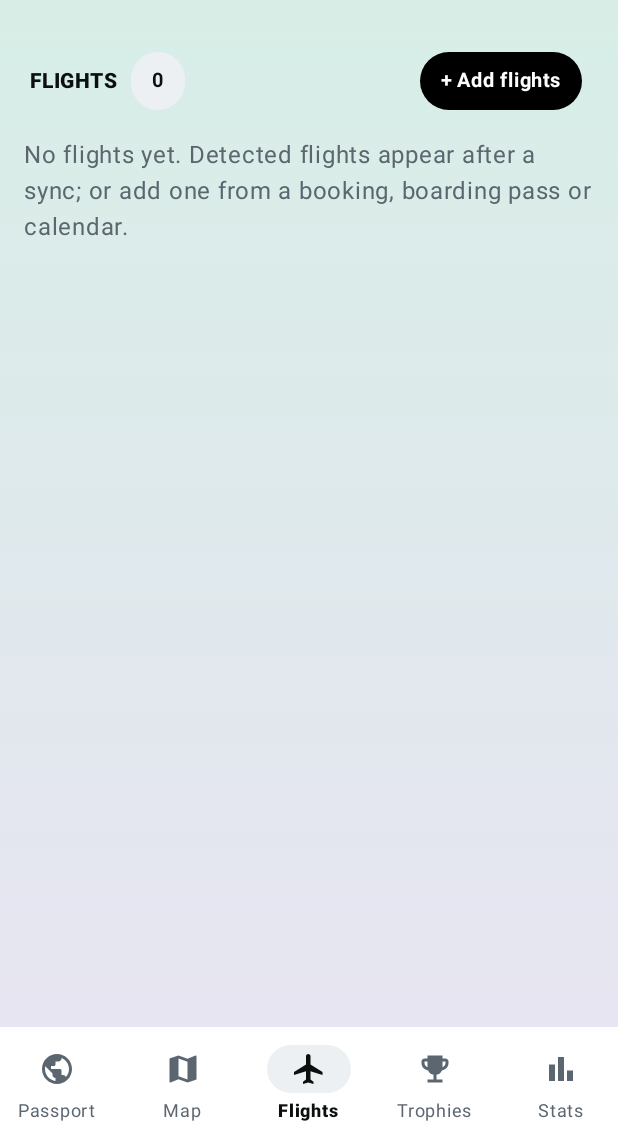
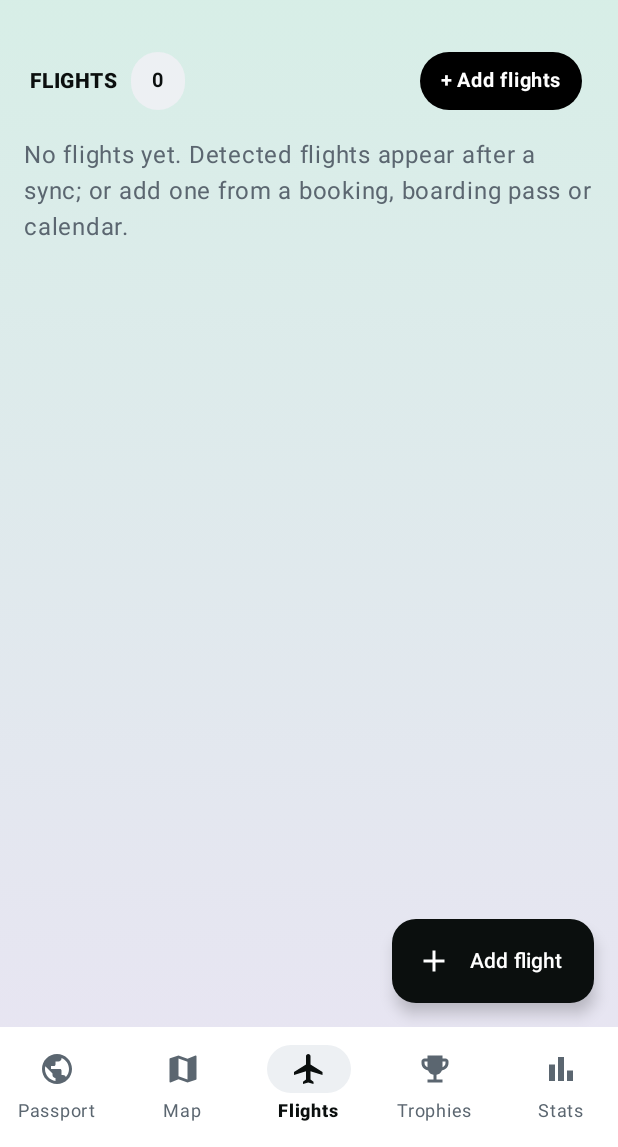
Before and after one commit to oleh11/mriya, an Android app built with Jetpack Compose: the screen it shows after launch (MainActivity), item 3 of the bottom bar chosen, on a phone screen of 412 x 824 dp, the part 89-1236 px from its top. Run offline under Robolectric (Android 15) with nearby library versions, the phone set to English and light mode, and no system bars; pictures from the network do not load; 1 statement that could not run was skipped.

Commit message:
Accept one-digit flight numbers (QF1); floating Add flight button on the Flights tab

```diff
--- a/app/src/main/java/dev/mriya/domain/imports/FlightExtractor.kt
+++ b/app/src/main/java/dev/mriya/domain/imports/FlightExtractor.kt
@@ -193,7 +193,8 @@ internal object TextFlights {
         "USD", "EUR", "GBP", "UTC", "GMT", "VIA", "NON", "REF", "PNR", "ETA", "ETD", "TBA", "FAQ", "URL", "APP", "WEB", "COM", "ORG", "NET",
     )
     private val airportTok = Regex("""\b[A-Z]{3}\b""")
-    private val designator = Regex("""\b([A-Z]{2}|[A-Z]\d|\d[A-Z])\s?(\d{2,4})\b""")
+    // One-digit numbers (QF1, BA9) count only when written tight to a two-letter airline code, so stray "AB 1" in prose is ignored.
+    private val designator = Regex("""\b([A-Z]{2}|[A-Z]\d|\d[A-Z])\s?(\d{2,4}|(?<=[A-Z]{2})\d)\b""")
     /** "8:30", "8:30 AM", "8:30pm" and "8:30 a.m." (travel portals write the dotted form). */
     private val timeRe = Regex("""\b(\d{1,2}):(\d{2})(?:\s?([AaPp])\.?[Mm]\b\.?)?""")
     private val dateRes = listOf(
--- a/app/src/main/java/dev/mriya/ui/FlightsTab.kt
+++ b/app/src/main/java/dev/mriya/ui/FlightsTab.kt
@@ -6,6 +6,7 @@ import androidx.compose.foundation.layout.Column
 import androidx.compose.foundation.layout.PaddingValues
 import androidx.compose.foundation.layout.Row
 import androidx.compose.foundation.layout.Spacer
+import androidx.compose.foundation.layout.fillMaxSize
 import androidx.compose.foundation.layout.fillMaxWidth
 import androidx.compose.foundation.layout.height
 import androidx.compose.foundation.layout.padding
@@ -19,6 +20,7 @@ import androidx.compose.foundation.shape.RoundedCornerShape
 import androidx.compose.foundation.verticalScroll
 import androidx.compose.material.icons.Icons
 import androidx.compose.material.icons.automirrored.filled.Undo
+import androidx.compose.material.icons.filled.Add
 import androidx.compose.material.icons.filled.CalendarMonth
 import androidx.compose.material.icons.filled.Close
 import androidx.compose.material.icons.filled.Edit
@@ -77,7 +79,8 @@ internal fun FlightsScreen(
         val db = airportDb
         filterFlights(all, showHidden, selectedYear, query, placeText = { code -> db?.byIata(code)?.let { "${it.city} ${it.name}" }.orEmpty() })
     }
-    LazyColumn(contentPadding = PaddingValues(16.dp), verticalArrangement = Arrangement.spacedBy(12.dp)) {
+    androidx.compose.foundation.layout.Box(Modifier.fillMaxSize()) {
+    LazyColumn(Modifier.fillMaxSize(), contentPadding = PaddingValues(start = 16.dp, top = 16.dp, end = 16.dp, bottom = 88.dp), verticalArrangement = Arrangement.spacedBy(12.dp)) {
         item {
             Row(verticalAlignment = Alignment.CenterVertically) {
                 SectionLabel("Flights", "${all.size - hiddenCount}")
@@ -175,6 +178,15 @@ internal fun FlightsScreen(
                 }
             }
         }
+    }
+    androidx.compose.material3.ExtendedFloatingActionButton(
+        onClick = onAdd,
+        icon = { Icon(Icons.Default.Add, null) },
+        text = { Text("Add flight") },
+        containerColor = MaterialTheme.colorScheme.onSurface,
+        contentColor = MaterialTheme.colorScheme.surface,
+        modifier = Modifier.align(Alignment.BottomEnd).padding(16.dp),
+    )
     }
 }
 
```
Also changed, not shown: 1 other file.
